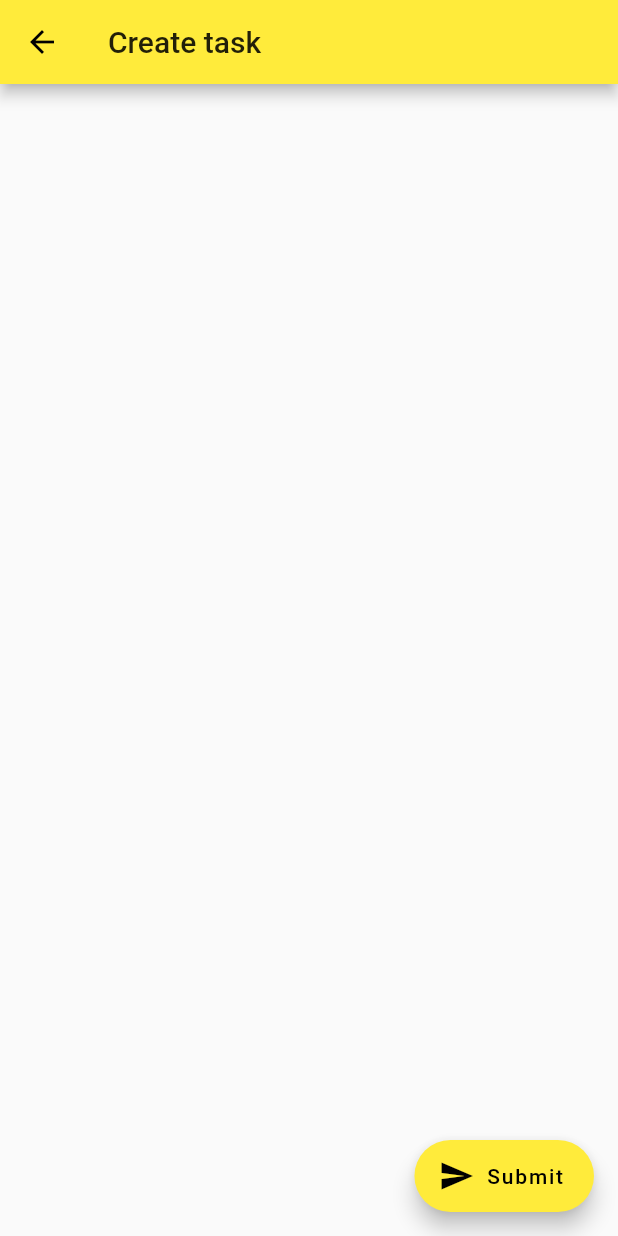
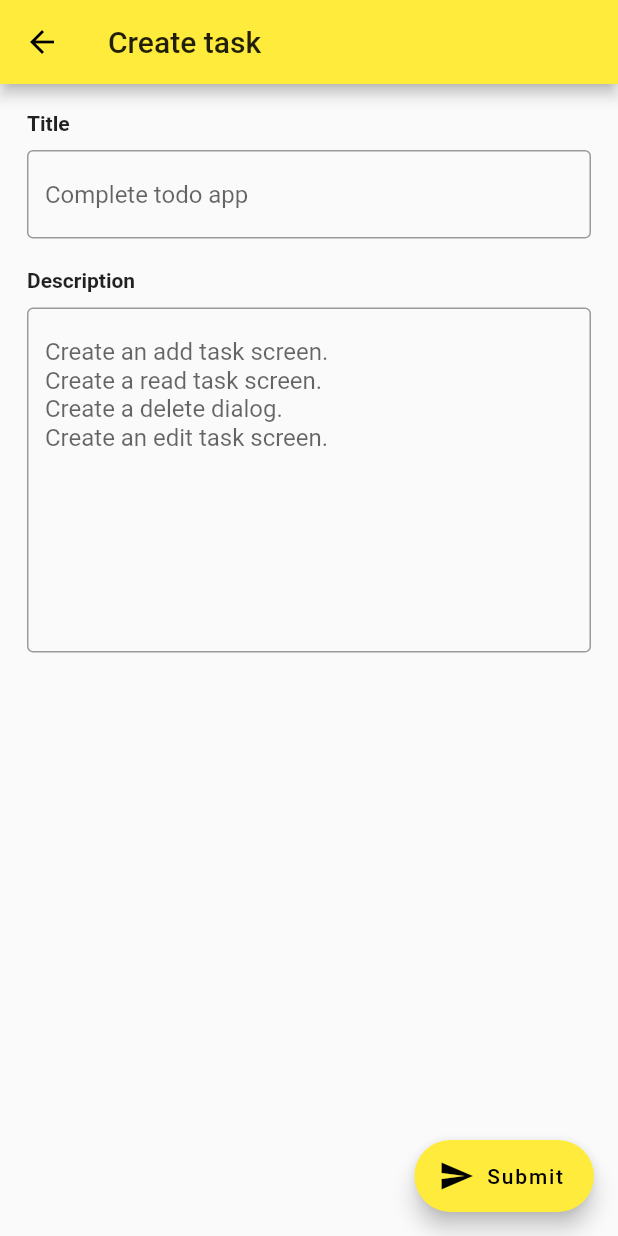
Before and after one commit to happyharis/ntu-flutter-workshop-2021, a Flutter app: the AddScreen screen opened by its route, on a phone screen of 412 x 824 dp. Run offline on Flutter 3.47's test engine with Material 2 defaults, Android fonts, the phone set to English and light mode, and no system bars.

Commit message:
Add text field and navigator pop

```diff
--- a/todo_app/lib/add_screen.dart
+++ b/todo_app/lib/add_screen.dart
@@ -5,15 +5,52 @@ class AddScreen extends StatelessWidget {
 
   @override
   Widget build(BuildContext context) {
+    final titleController = TextEditingController();
+    final descriptionController = TextEditingController();
     return Scaffold(
       appBar: AppBar(
         title: Text('Create task'),
       ),
+      body: Padding(
+        padding: const EdgeInsets.all(18.0),
+        child: Column(
+          crossAxisAlignment: CrossAxisAlignment.start,
+          children: [
+            Text('Title', style: TextStyle(fontWeight: FontWeight.bold)),
+            SizedBox(height: 10),
+            TextFormField(
+              controller: titleController,
+              decoration: InputDecoration(
+                border: OutlineInputBorder(),
+                hintText: 'Complete todo app',
+              ),
+            ),
+            SizedBox(height: 20),
+            Text('Description', style: TextStyle(fontWeight: FontWeight.bold)),
+            SizedBox(height: 10),
+            TextFormField(
+              controller: descriptionController,
+              maxLines: 10,
+              decoration: InputDecoration(
+                border: OutlineInputBorder(),
+                hintText: hintText,
+              ),
+            ),
+          ],
+        ),
+      ),
       floatingActionButton: FloatingActionButton.extended(
         label: Text('Submit'),
         icon: Icon(Icons.send),
-        onPressed: () {},
+        onPressed: () => Navigator.of(context).pop(),
       ),
     );
   }
 }
+
+final hintText = '''
+Create an add task screen.
+Create a read task screen.
+Create a delete dialog.
+Create an edit task screen.
+''';
```
